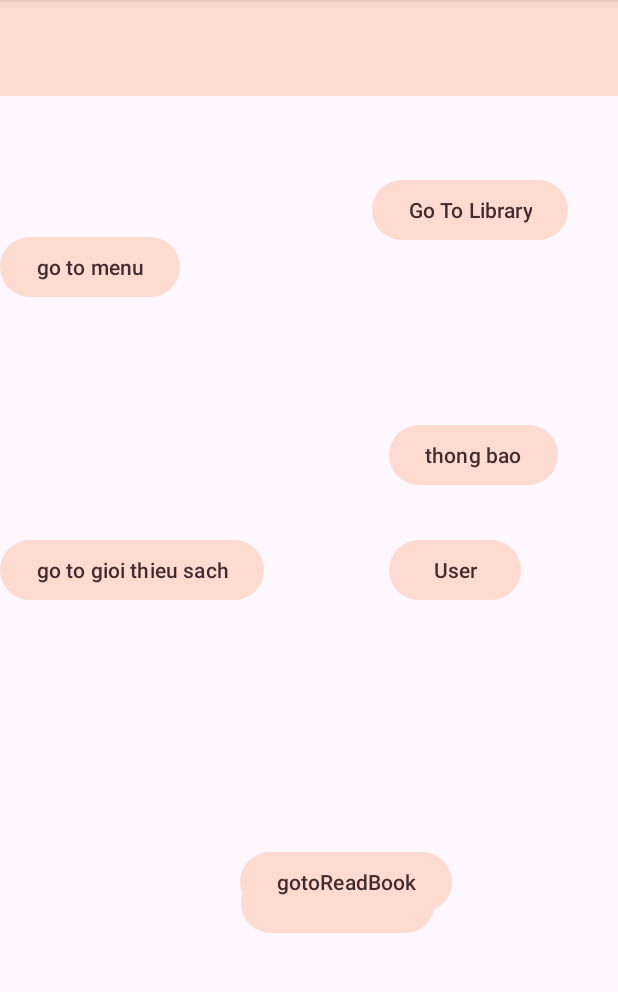
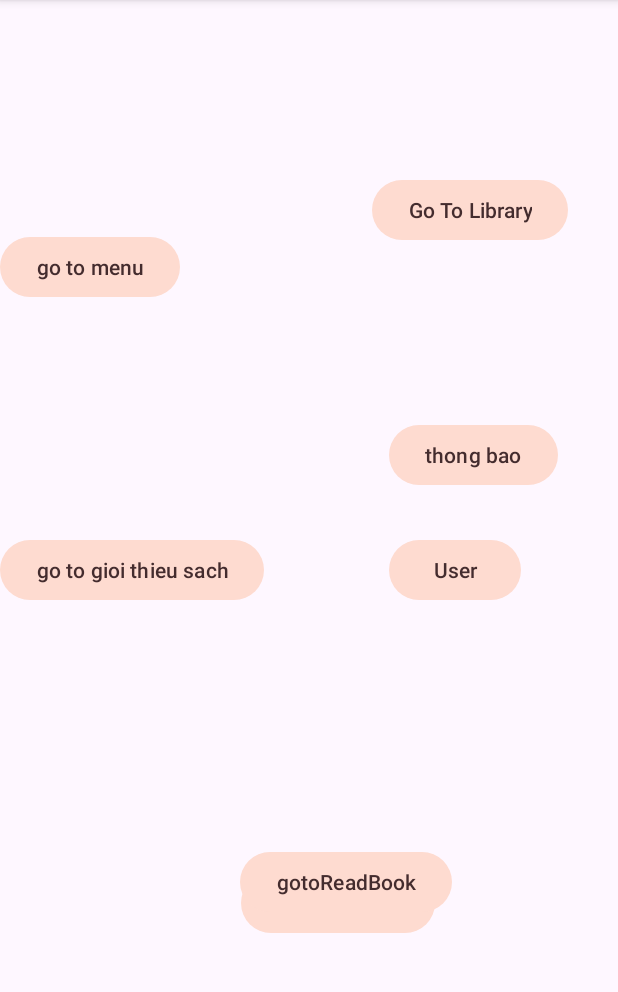
Before and after one commit to Nguyendao0/App-doc-sach-Android-nhom6-sangT2, an Android app: the screen it shows after launch (MainActivity), on a phone screen of 412 x 824 dp, the part 96-1088 px from its top. Run offline under Robolectric (Android 15) with nearby library versions, the phone set to English and light mode, and no system bars.

Commit message:
xong nam

```diff
--- a/app/src/main/java/com/example/helloworldjava/MainActivity.java
+++ b/app/src/main/java/com/example/helloworldjava/MainActivity.java
@@ -18,17 +18,6 @@ import com.example.helloworldjava.Library.TESTGETPDFActivity;
 import com.example.helloworldjava.Menu.MenuActivity;
 import com.example.helloworldjava.Thongbao.Noitification;
 
-import androidx.appcompat.app.AppCompatActivity;
-
-import android.content.Intent;
-import android.os.Bundle;
-import android.util.Log;
-import android.view.MenuItem;
-import android.view.View;
-import android.widget.Button;
-import android.widget.ImageView;
-import android.widget.PopupMenu;
-import android.widget.Toast;
 
 public class MainActivity extends AppCompatActivity {
     //this is van phuoc
@@ -54,8 +43,8 @@ public class MainActivity extends AppCompatActivity {
 //        });
 
 
-        Toolbar toolbar = findViewById(R.id.toolbar);
-        setSupportActionBar(toolbar);
+//        Toolbar toolbar = findViewById(R.id.toolbar);
+//        setSupportActionBar(toolbar);
 
         Button btnUser = findViewById(R.id.btnUser);
         btnUser.setOnClickListener(new View.OnClickListener() {
@@ -65,15 +54,15 @@ public class MainActivity extends AppCompatActivity {
                 startActivity(intent);
             }
         });
-//
-//        Button btnReadBook = findViewById(R.id.btbReadBook);
-//        btnReadBook.setOnClickListener(new View.OnClickListener() {
-//            @Override
-//            public void onClick(View view) {
-//                Intent myIntent = new Intent(MainActivity.this, ReadBookActivity.class);
-//                MainActivity.this.startActivity(myIntent);
-//            }
-//        });
+
+        Button btnReadBook = findViewById(R.id.btbReadBook);
+        btnReadBook.setOnClickListener(new View.OnClickListener() {
+            @Override
+            public void onClick(View view) {
+                Intent myIntent = new Intent(MainActivity.this, ReadBookActivity.class);
+                startActivity(myIntent);
+            }
+        });
 
 
     }
--- a/app/src/main/res/layout/activity_main.xml
+++ b/app/src/main/res/layout/activity_main.xml
@@ -52,16 +52,16 @@
         app:layout_constraintTop_toTopOf="parent"
         app:layout_constraintVertical_bias="0.392" />
 
-    <androidx.appcompat.widget.Toolbar
-        android:id="@+id/toolbar"
-        android:minHeight="?attr/actionBarSize"
-        android:layout_width="match_parent"
-        android:layout_height="wrap_content"
-        android:background="?attr/colorPrimary"
-        android:theme="?attr/actionBarTheme"
-        app:layout_constraintEnd_toEndOf="parent"
-        app:layout_constraintStart_toStartOf="parent"
-        app:layout_constraintTop_toTopOf="parent" />
+<!--    <androidx.appcompat.widget.Toolbar-->
+<!--        android:id="@+id/toolbar"-->
+<!--        android:minHeight="?attr/actionBarSize"-->
+<!--        android:layout_width="match_parent"-->
+<!--        android:layout_height="wrap_content"-->
+<!--        android:background="?attr/colorPrimary"-->
+<!--        android:theme="?attr/actionBarTheme"-->
+<!--        app:layout_constraintEnd_toEndOf="parent"-->
+<!--        app:layout_constraintStart_toStartOf="parent"-->
+<!--        app:layout_constraintTop_toTopOf="parent" />-->
 
     <Button
         android:id="@+id/btnUser"
```
